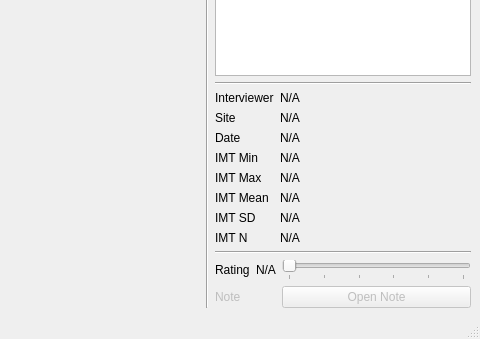
This is api/interface/qt/QMainAlderWindow.ui in patrickdemond/Alder as Qt 5 draws it before an edit; both pictures show x 746 to 1226 and y 561 to 900 of the 1226 by 900 pixel window. The edited form follows.
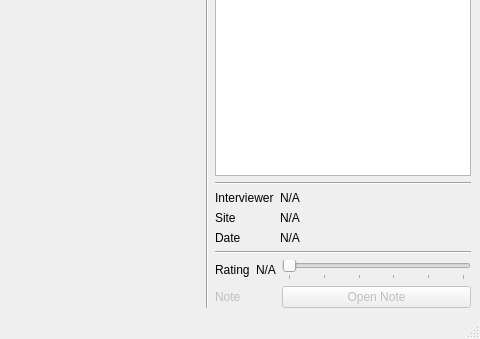
This is the edited form. Custom widgets are drawn as their Qt base class.

The edit to the form file:
```diff
--- a/api/interface/qt/QMainAlderWindow.ui
+++ b/api/interface/qt/QMainAlderWindow.ui
@@ -198,106 +198,6 @@
             </property>
            </widget>
           </item>
-          <item row="3" column="0">
-           <widget class="QLabel" name="minLabel">
-            <property name="sizePolicy">
-             <sizepolicy hsizetype="Fixed" vsizetype="Preferred">
-              <horstretch>0</horstretch>
-              <verstretch>0</verstretch>
-             </sizepolicy>
-            </property>
-            <property name="text">
-             <string>IMT Min</string>
-            </property>
-           </widget>
-          </item>
-          <item row="3" column="1">
-           <widget class="QLabel" name="minValueLabel">
-            <property name="text">
-             <string>N/A</string>
-            </property>
-           </widget>
-          </item>
-          <item row="4" column="0">
-           <widget class="QLabel" name="maxLabel">
-            <property name="sizePolicy">
-             <sizepolicy hsizetype="Fixed" vsizetype="Preferred">
-              <horstretch>0</horstretch>
-              <verstretch>0</verstretch>
-             </sizepolicy>
-            </property>
-            <property name="text">
-             <string>IMT Max</string>
-            </property>
-           </widget>
-          </item>
-          <item row="4" column="1">
-           <widget class="QLabel" name="maxValueLabel">
-            <property name="text">
-             <string>N/A</string>
-            </property>
-           </widget>
-          </item>
-          <item row="5" column="0">
-           <widget class="QLabel" name="meanLabel">
-            <property name="sizePolicy">
-             <sizepolicy hsizetype="Fixed" vsizetype="Preferred">
-              <horstretch>0</horstretch>
-              <verstretch>0</verstretch>
-             </sizepolicy>
-            </property>
-            <property name="text">
-             <string>IMT Mean</string>
-            </property>
-           </widget>
-          </item>
-          <item row="5" column="1">
-           <widget class="QLabel" name="meanValueLabel">
-            <property name="text">
-             <string>N/A</string>
-            </property>
-           </widget>
-          </item>
-          <item row="6" column="0">
-           <widget class="QLabel" name="sdLabel">
-            <property name="sizePolicy">
-             <sizepolicy hsizetype="Fixed" vsizetype="Preferred">
-              <horstretch>0</horstretch>
-              <verstretch>0</verstretch>
-             </sizepolicy>
-            </property>
-            <property name="text">
-             <string>IMT SD</string>
-            </property>
-           </widget>
-          </item>
-          <item row="6" column="1">
-           <widget class="QLabel" name="sdValueLabel">
-            <property name="text">
-             <string>N/A</string>
-            </property>
-           </widget>
-          </item>
-          <item row="7" column="0">
-           <widget class="QLabel" name="nLabel">
-            <property name="sizePolicy">
-             <sizepolicy hsizetype="Fixed" vsizetype="Preferred">
-              <horstretch>0</horstretch>
-              <verstretch>0</verstretch>
-             </sizepolicy>
-            </property>
-            <property name="text">
-             <string>IMT N</string>
-            </property>
-           </widget>
-          </item>
-          <item row="7" column="1">
-           <widget class="QLabel" name="nValueLabel">
-            <property name="text">
-             <string>N/A</string>
-            </property>
-           </widget>
-          </item>
          </layout>
         </item>
         <item>
```
